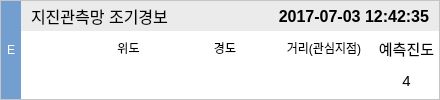
First picture: the form in eewinfo.ui, repository hayoungdaddy/KGOM_Replayer, before the edit.
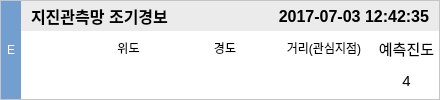
Second picture: the form after the edit.

Diff of the .ui file:
```diff
--- a/eewinfo.ui
+++ b/eewinfo.ui
@@ -243,8 +243,8 @@
                  <property name="font">
                   <font>
                    <pointsize>12</pointsize>
-                   <weight>50</weight>
-                   <bold>false</bold>
+                   <weight>75</weight>
+                   <bold>true</bold>
                   </font>
                  </property>
                  <property name="styleSheet">
```
